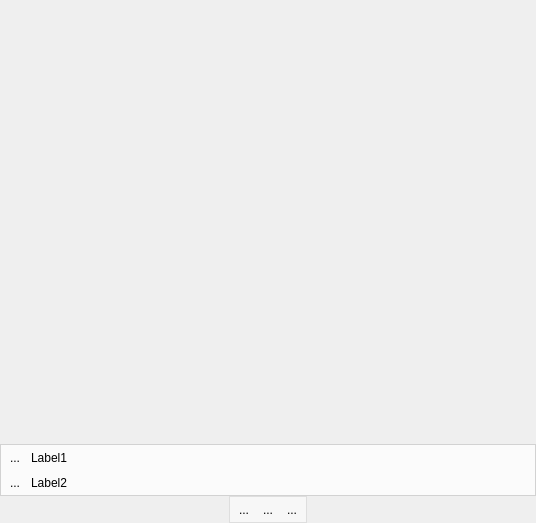
The window that client/mainwindow.ui (unsanded/monav) describes before a commit, drawn with Qt 5.
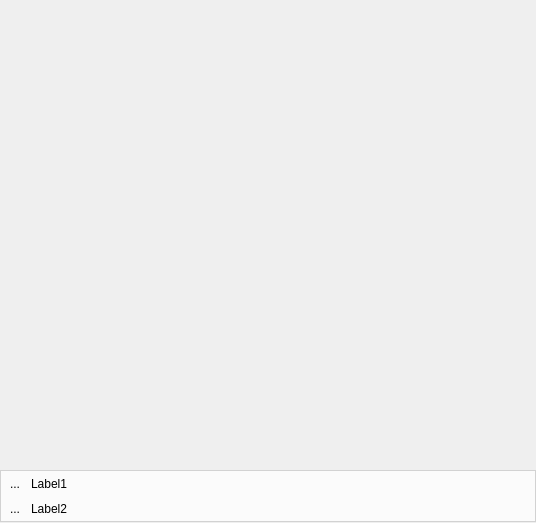
The same window after the commit. Icons and pictures are not drawn. Custom widgets are drawn as their Qt base class.

Commit message: Some more cleanup, plus zoom buttons are now operational again.

```diff
--- a/client/mainwindow.ui
+++ b/client/mainwindow.ui
@@ -399,148 +399,6 @@
               </property>
              </spacer>
             </item>
-            <item>
-             <widget class="QFrame" name="menuWidget">
-              <property name="sizePolicy">
-               <sizepolicy hsizetype="Maximum" vsizetype="Maximum">
-                <horstretch>0</horstretch>
-                <verstretch>0</verstretch>
-               </sizepolicy>
-              </property>
-              <property name="palette">
-               <palette>
-                <active>
-                 <colorrole role="Base">
-                  <brush brushstyle="SolidPattern">
-                   <color alpha="255">
-                    <red>255</red>
-                    <green>255</green>
-                    <blue>255</blue>
-                   </color>
-                  </brush>
-                 </colorrole>
-                 <colorrole role="Window">
-                  <brush brushstyle="SolidPattern">
-                   <color alpha="128">
-                    <red>255</red>
-                    <green>255</green>
-                    <blue>255</blue>
-                   </color>
-                  </brush>
-                 </colorrole>
-                </active>
-                <inactive>
-                 <colorrole role="Base">
-                  <brush brushstyle="SolidPattern">
-                   <color alpha="255">
-                    <red>255</red>
-                    <green>255</green>
-                    <blue>255</blue>
-                   </color>
-                  </brush>
-                 </colorrole>
-                 <colorrole role="Window">
-                  <brush brushstyle="SolidPattern">
-                   <color alpha="128">
-                    <red>255</red>
-                    <green>255</green>
-                    <blue>255</blue>
-                   </color>
-                  </brush>
-                 </colorrole>
-                </inactive>
-                <disabled>
-                 <colorrole role="Base">
-                  <brush brushstyle="SolidPattern">
-                   <color alpha="128">
-                    <red>255</red>
-                    <green>255</green>
-                    <blue>255</blue>
-                   </color>
-                  </brush>
-                 </colorrole>
-                 <colorrole role="Window">
-                  <brush brushstyle="SolidPattern">
-                   <color alpha="128">
-                    <red>255</red>
-                    <green>255</green>
-                    <blue>255</blue>
-                   </color>
-                  </brush>
-                 </colorrole>
-                </disabled>
-               </palette>
-              </property>
-              <property name="autoFillBackground">
-               <bool>true</bool>
-              </property>
-              <property name="frameShape">
-               <enum>QFrame::StyledPanel</enum>
-              </property>
-              <property name="frameShadow">
-               <enum>QFrame::Raised</enum>
-              </property>
-              <layout class="QHBoxLayout" name="horizontalLayout_5">
-               <property name="spacing">
-                <number>0</number>
-               </property>
-               <property name="margin">
-                <number>2</number>
-               </property>
-               <item>
-                <widget class="QToolButton" name="bookmarks">
-                 <property name="focusPolicy">
-                  <enum>Qt::NoFocus</enum>
-                 </property>
-                 <property name="text">
-                  <string>...</string>
-                 </property>
-                 <property name="icon">
-                  <iconset resource="images.qrc">
-                   <normaloff>:/images/oxygen/bookmarks.png</normaloff>:/images/oxygen/bookmarks.png</iconset>
-                 </property>
-                 <property name="autoRaise">
-                  <bool>true</bool>
-                 </property>
-                </widget>
-               </item>
-               <item>
-                <widget class="QToolButton" name="show">
-                 <property name="focusPolicy">
-                  <enum>Qt::NoFocus</enum>
-                 </property>
-                 <property name="text">
-                  <string>...</string>
-                 </property>
-                 <property name="icon">
-                  <iconset resource="images.qrc">
-                   <normaloff>:/images/oxygen/go-next.png</normaloff>:/images/oxygen/go-next.png</iconset>
-                 </property>
-                 <property name="autoRaise">
-                  <bool>true</bool>
-                 </property>
-                </widget>
-               </item>
-               <item>
-                <widget class="QToolButton" name="settings">
-                 <property name="focusPolicy">
-                  <enum>Qt::NoFocus</enum>
-                 </property>
-                 <property name="text">
-                  <string>...</string>
-                 </property>
-                 <property name="icon">
-                  <iconset resource="images.qrc">
-                   <normaloff>:/images/oxygen/configure.png</normaloff>:/images/oxygen/configure.png</iconset>
-                 </property>
-                 <property name="autoRaise">
-                  <bool>true</bool>
-                 </property>
-                </widget>
-               </item>
-              </layout>
-             </widget>
-            </item>
             <item>
              <spacer name="horizontalSpacer_2">
               <property name="orientation">
```
The commit also changes 1 other file.
